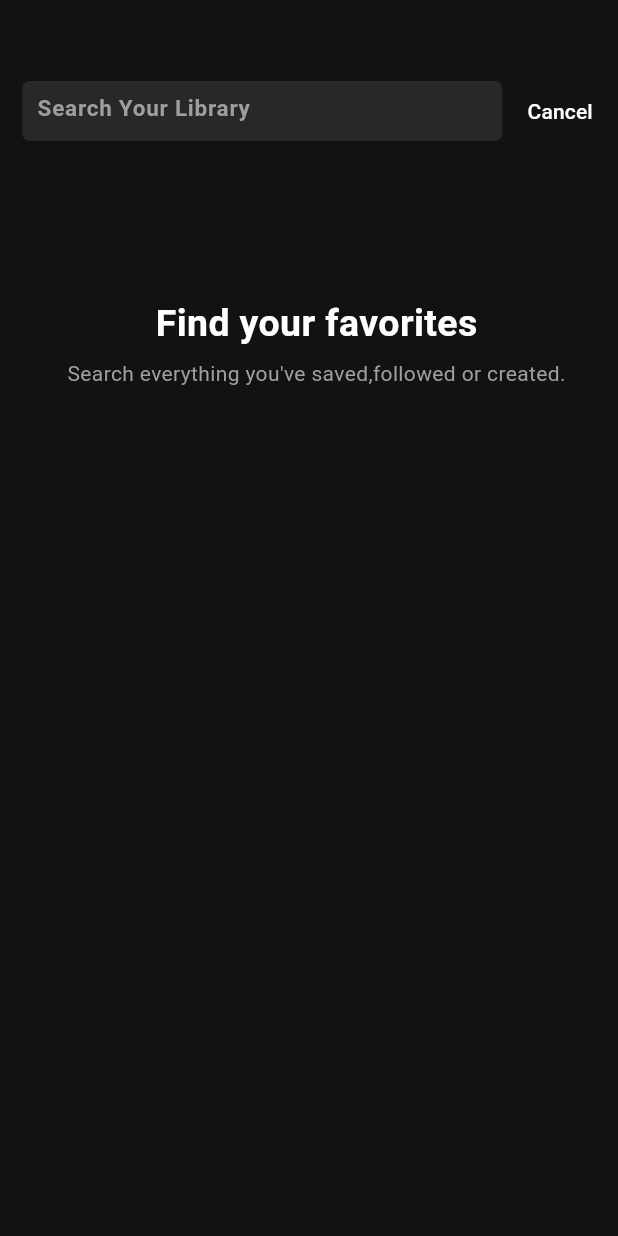
After one commit to dbeum/flytimeSpotify, a Flutter app: the screen it shows after launch, item 3 of the bottom bar chosen, after a tap on the "search" icon, on a phone screen of 412 x 824 dp. The commit adds this screen. Run offline on Flutter 3.47's test engine with Material 3 defaults, Android fonts, the phone set to English and light mode, and no system bars; our stand-ins replace carousel_slider, flutter_bounceable.

Commit message:
search page completed,library completed

```diff
--- /dev/null
+++ b/lib/playlist/olivia.dart
@@ -0,0 +1,15 @@
+import 'package:flutter/material.dart';
+
+class Olivia extends StatefulWidget {
+  const Olivia({super.key});
+
+  @override
+  State<Olivia> createState() => _OliviaState();
+}
+
+class _OliviaState extends State<Olivia> {
+  @override
+  Widget build(BuildContext context) {
+    return const Placeholder();
+  }
+}
--- a/lib/routing/home.dart
+++ b/lib/routing/home.dart
@@ -284,13 +284,13 @@ class _HomeState extends State<Home> {
               child: Text(
                 'Your top mixes',
                 style: TextStyle(
-                  fontSize: 20,
+                  fontSize: 25,
                   color: Colors.white,
                   fontWeight: FontWeight.bold,
                 ),
               ),
             ),
-            SizedBox(height: 20),
+            SizedBox(height: 10),
             Align(
               alignment: Alignment.topLeft,
 
@@ -303,7 +303,7 @@ class _HomeState extends State<Home> {
                   autoPlayCurve: Curves.fastOutSlowIn,
                   enableInfiniteScroll: false,
                   autoPlayAnimationDuration: Duration(milliseconds: 0),
-                  viewportFraction: 0.4,
+                  viewportFraction: 0.32,
                   initialPage: 1,
                 ),
                 items: [
@@ -352,20 +352,20 @@ class _HomeState extends State<Home> {
                 ],
               ),
             ),
-            SizedBox(height: 20),
+            SizedBox(height: 10),
             Container(
               alignment: Alignment.topLeft,
               padding: EdgeInsets.only(left: 25),
               child: Text(
                 'Jump back in',
                 style: TextStyle(
-                  fontSize: 20,
+                  fontSize: 25,
                   color: Colors.white,
                   fontWeight: FontWeight.bold,
                 ),
               ),
             ),
-            SizedBox(height: 20),
+            SizedBox(height: 10),
             Align(
               alignment: Alignment.topLeft,
 
@@ -378,7 +378,7 @@ class _HomeState extends State<Home> {
                   autoPlayCurve: Curves.fastOutSlowIn,
                   enableInfiniteScroll: false,
                   autoPlayAnimationDuration: Duration(milliseconds: 0),
-                  viewportFraction: 0.4,
+                  viewportFraction: 0.32,
                   initialPage: 1,
                 ),
                 items: [
@@ -433,14 +433,14 @@ class _HomeState extends State<Home> {
                 ],
               ),
             ),
-            SizedBox(height: 20),
+            SizedBox(height: 10),
             Container(
               alignment: Alignment.topLeft,
               padding: EdgeInsets.only(left: 25),
               child: Text(
                 'Recents',
                 style: TextStyle(
-                  fontSize: 20,
+                  fontSize: 25,
                   color: Colors.white,
                   fontWeight: FontWeight.bold,
                 ),
@@ -459,7 +459,7 @@ class _HomeState extends State<Home> {
                   autoPlayCurve: Curves.fastOutSlowIn,
                   enableInfiniteScroll: false,
                   autoPlayAnimationDuration: Duration(milliseconds: 0),
-                  viewportFraction: 0.3,
+                  viewportFraction: 0.35,
                   initialPage: 1,
                 ),
                 items: [
@@ -524,13 +524,13 @@ class _HomeState extends State<Home> {
               child: Text(
                 'Best of artists',
                 style: TextStyle(
-                  fontSize: 20,
+                  fontSize: 25,
                   color: Colors.white,
                   fontWeight: FontWeight.bold,
                 ),
               ),
             ),
-            SizedBox(height: 20),
+            SizedBox(height: 10),
             Align(
               alignment: Alignment.topLeft,
 
@@ -543,7 +543,7 @@ class _HomeState extends State<Home> {
                   autoPlayCurve: Curves.fastOutSlowIn,
                   enableInfiniteScroll: false,
                   autoPlayAnimationDuration: Duration(milliseconds: 0),
-                  viewportFraction: 0.4,
+                  viewportFraction: 0.32,
                   initialPage: 1,
                 ),
                 items: [
--- a/lib/routing/library.dart
+++ b/lib/routing/library.dart
@@ -1,4 +1,5 @@
 import 'package:flutter/material.dart';
+import 'package:flytime_spotify/routing/librarysearch.dart';
 
 class Library extends StatefulWidget {
   const Library({super.key});
@@ -10,6 +11,136 @@ class Library extends StatefulWidget {
 class _LibraryState extends State<Library> {
   @override
   Widget build(BuildContext context) {
-    return const Placeholder();
+    return Scaffold(
+      appBar: AppBar(
+        toolbarHeight: 70,
+        backgroundColor: Color.fromARGB(255, 18, 18, 18),
+        title: Row(
+          children: [
+            Container(
+              height: 40,
+              width: 40,
+              decoration: BoxDecoration(
+                borderRadius: BorderRadius.all(Radius.circular(360)),
+                color: Colors.blue,
+              ),
+              child: Center(
+                child: Text(
+                  'U',
+                  style: TextStyle(fontWeight: FontWeight.bold, fontSize: 23),
+                ),
+              ),
+            ),
+            SizedBox(width: 10),
+            Text(
+              ' Your Library',
+              style: TextStyle(
+                fontWeight: FontWeight.bold,
+                fontSize: 28,
+                color: Colors.white,
+              ),
+            ),
+          ],
+        ),
+        actions: [
+          GestureDetector(
+            onTap: () {
+              showModalBottomSheet(
+                context: context,
+                isScrollControlled: true,
+                backgroundColor: Color.fromARGB(255, 18, 18, 18),
+                shape: RoundedRectangleBorder(borderRadius: BorderRadius.zero),
+                builder: (context) {
+                  return FractionallySizedBox(
+                    heightFactor: 1,
+                    child: Librarysearch(),
+                  );
+                },
+              );
+            },
+            child: Icon(Icons.search, color: Colors.white, size: 30),
+          ),
+          SizedBox(width: 10),
+        ],
+      ),
+      body: Container(
+        padding: EdgeInsets.all(15),
+        child: Column(
+          children: [
+            Row(
+              children: [
+                Icon(Icons.arrow_upward, color: Colors.white, size: 15),
+                Icon(Icons.arrow_downward, color: Colors.white, size: 15),
+                SizedBox(width: 5),
+                Text('Recents', style: TextStyle(fontWeight: FontWeight.bold)),
+              ],
+            ),
+            SizedBox(height: 20),
+            Row(
+              children: [
+                Image.asset('assets/images/a5.jpeg', height: 80),
+                SizedBox(width: 10),
+                Column(
+                  crossAxisAlignment: CrossAxisAlignment.start,
+                  children: [
+                    Text(
+                      'On Repeat',
+                      style: TextStyle(
+                        color: Colors.white,
+                        fontWeight: FontWeight.bold,
+                        fontSize: 17,
+                      ),
+                    ),
+                    Text('Playlist•user', style: TextStyle(color: Colors.grey)),
+                  ],
+                ),
+              ],
+            ),
+            SizedBox(height: 20),
+            Row(
+              children: [
+                Image.asset('assets/images/a1.jpeg', height: 80),
+                SizedBox(width: 10),
+                Column(
+                  crossAxisAlignment: CrossAxisAlignment.start,
+                  children: [
+                    Text(
+                      'Olivia Rodrigro Mix',
+                      style: TextStyle(
+                        color: Colors.white,
+                        fontWeight: FontWeight.bold,
+                        fontSize: 17,
+                      ),
+                    ),
+                    Text('Playlist•user', style: TextStyle(color: Colors.grey)),
+                  ],
+                ),
+              ],
+            ),
+            SizedBox(height: 20),
+            Row(
+              children: [
+                Image.asset('assets/images/a4.jpeg', height: 80),
+                SizedBox(width: 10),
+                Column(
+                  crossAxisAlignment: CrossAxisAlignment.start,
+                  children: [
+                    Text(
+                      'Nostalgic Rewind',
+                      style: TextStyle(
+                        color: Colors.white,
+                        fontWeight: FontWeight.bold,
+                        fontSize: 17,
+                      ),
+                    ),
+                    Text('Playlist•user', style: TextStyle(color: Colors.grey)),
+                  ],
+                ),
+              ],
+            ),
+          ],
+        ),
+      ),
+    );
   }
 }
--- /dev/null
+++ b/lib/routing/librarysearch.dart
@@ -0,0 +1,81 @@
+import 'package:flutter/material.dart';
+
+class Librarysearch extends StatefulWidget {
+  const Librarysearch({super.key});
+
+  @override
+  State<Librarysearch> createState() => _LibrarysearchState();
+}
+
+class _LibrarysearchState extends State<Librarysearch> {
+  @override
+  Widget build(BuildContext context) {
+    return Scaffold(
+      body: Container(
+        padding: EdgeInsets.only(left: 10),
+        child: Column(
+          crossAxisAlignment: CrossAxisAlignment.start,
+          children: [
+            SizedBox(height: 50),
+            Row(
+              mainAxisAlignment: MainAxisAlignment.spaceEvenly,
+              children: [
+                Container(
+                  height: 40,
+                  width: 320,
+                  padding: EdgeInsets.only(left: 10, bottom: 7),
+                  decoration: BoxDecoration(
+                    borderRadius: BorderRadius.all(Radius.circular(5)),
+                    color: Color.fromARGB(255, 40, 40, 40),
+                  ),
+
+                  child: TextField(
+                    cursorColor: Colors.white,
+                    style: TextStyle(color: Colors.white),
+                    decoration: InputDecoration(
+                      border: InputBorder.none,
+                      hintText: 'Search Your Library',
+
+                      hintStyle: TextStyle(
+                        fontWeight: FontWeight.bold,
+                        fontSize: 15,
+                        color: Colors.grey,
+                      ),
+                    ),
+                  ),
+                ),
+                TextButton(
+                  onPressed: () {
+                    Navigator.of(context).pop();
+                  },
+                  child: Text('Cancel', style: TextStyle(color: Colors.white)),
+                ),
+              ],
+            ),
+            SizedBox(height: 100),
+
+            Center(
+              child: Column(
+                children: [
+                  Text(
+                    'Find your favorites',
+                    style: TextStyle(
+                      color: Colors.white,
+                      fontWeight: FontWeight.bold,
+                      fontSize: 25,
+                    ),
+                  ),
+                  SizedBox(height: 5),
+                  Text(
+                    'Search everything you\'ve saved,followed or created.',
+                    style: TextStyle(color: Colors.grey),
+                  ),
+                ],
+              ),
+            ),
+          ],
+        ),
+      ),
+    );
+  }
+}
```
Also changed, not shown: lib/playlist/nostolgia.dart (added, +15 -0 lines), lib/playlist/onRepeat.dart (added, +15 -0 lines), lib/profile.dart (added, +15 -0 lines), lib/routes.dart (+3 -8 lines), lib/routing/search.dart (+69 -37 lines), lib/routing/searchextended.dart (added, +70 -0 lines), 5 other files.
